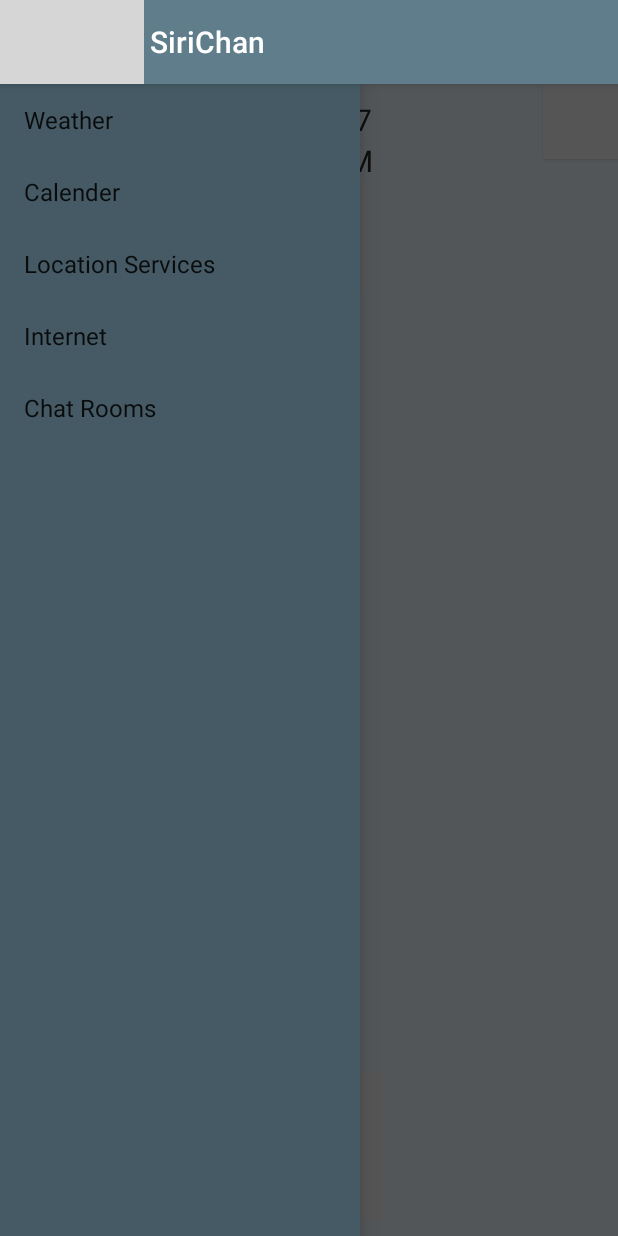
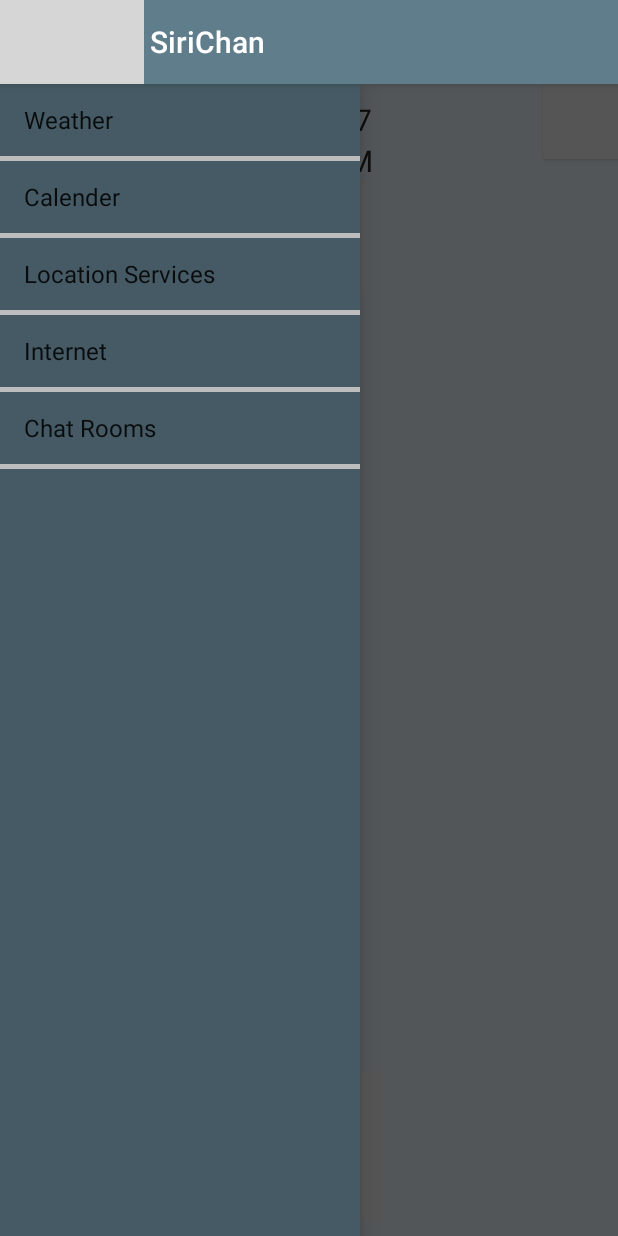
Before and after one commit to Willus08/SiriChan, an Android app: the screen it shows after launch once a user with an empty profile is signed in (MainMenu), with the side drawer open, on a phone screen of 412 x 824 dp. Run offline under Robolectric (Android 15) with nearby library versions, the phone set to English and light mode, and no system bars; our stand-ins replace ButterKnife, Dagger/Hilt's generated code, Firebase (no records; nobody signed in at launch, a user with empty details on screens opened directly); libraries missing offline, so code that uses them is left out: com.facebook, com.facebook.login; pictures from the network do not load; 7 statements that could not run were skipped.

Commit message:
minor ui changes

```diff
--- a/app/src/main/java/posidenpalace/com/sirichan/view/activities/main_menu/MainMenu.java
+++ b/app/src/main/java/posidenpalace/com/sirichan/view/activities/main_menu/MainMenu.java
@@ -264,6 +264,7 @@ public class MainMenu extends AppCompatActivity implements MainMenuContract.View
 
     }
 
+
     public void voiceCommand(View view) {
 
 
--- a/app/src/main/res/layout/activity_main_menu.xml
+++ b/app/src/main/res/layout/activity_main_menu.xml
@@ -106,7 +106,9 @@
         android:layout_height="match_parent"
         android:layout_gravity="start"
         android:background="@color/colorPrimaryDark"
-        android:divider="@null"
-        android:entries="@array/menuList" />
+        android:divider="@color/colorDivider"
+        android:entries="@array/menuList"
+        android:dividerHeight="3dp"
+        />
 
 </android.support.v4.widget.DrawerLayout>
--- a/app/src/main/res/values/colors.xml
+++ b/app/src/main/res/values/colors.xml
@@ -1,6 +1,7 @@
 <?xml version="1.0" encoding="utf-8"?>
 <resources>
     <color name="colorPrimary">#607D8B</color>
+    <color name="colorPrimaryOpaque">#607D8Bff</color>
     <color name="colorPrimaryDark">#455A64</color>
     <color name="colorPrimaryLight">#CFD8DC</color>
     <color name="colorAccent">#448AFF</color>
@@ -10,7 +11,7 @@
     <color name="colorDivider">#BDBDBD</color>
 
 
-    <color name="drawerBackground">#00AAFF</color>
+
     <color name="colorWhite">#ffffff</color>
 
 </resources>
```
